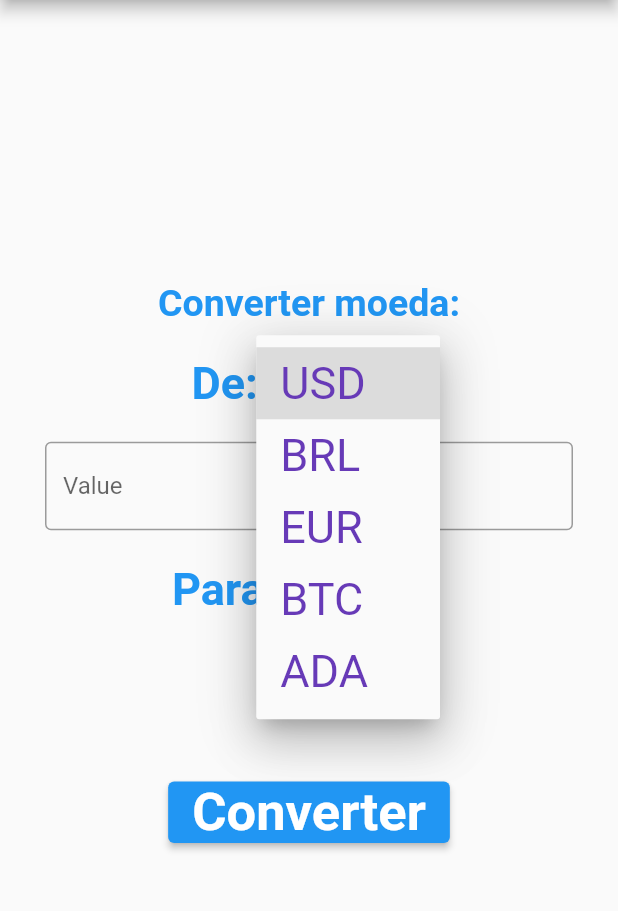
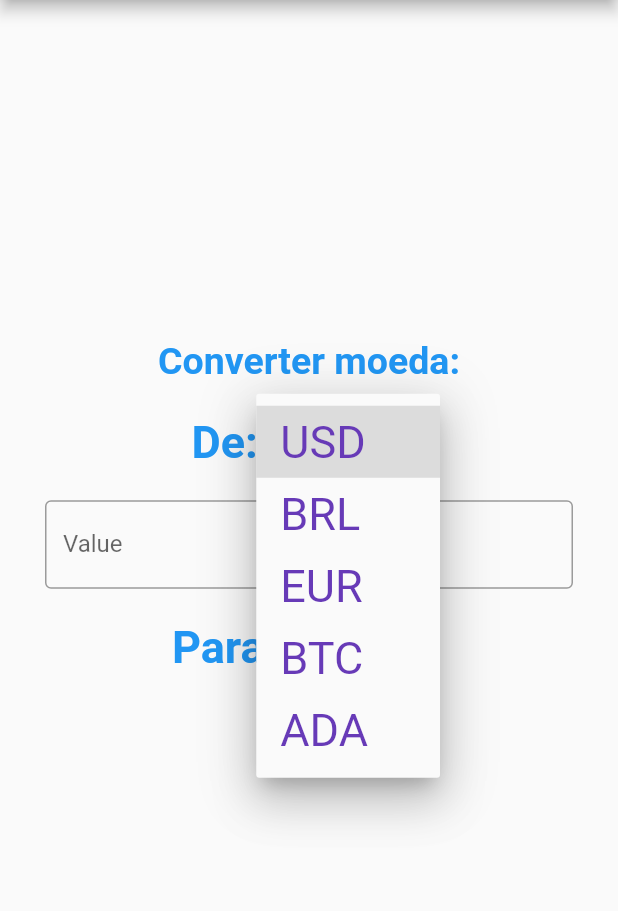
Before and after one commit to JN513/conversor_de_moedas, a Flutter app: the screen it shows after launch, after a tap on "USD", on a phone screen of 412 x 824 dp, the part 84-995 px from its top. Run offline on Flutter 3.47's test engine with Material 2 defaults, Android fonts, the phone set to English and light mode, and no system bars; network calls fail.

Commit message:
Refatorando codigo da home, add valor inicial, removendo botão converter, arrumando logica de obtenção de cotação

```diff
--- a/lib/pages/home.dart
+++ b/lib/pages/home.dart
@@ -11,22 +11,28 @@ class HomePage extends StatefulWidget {
 
 class _HomePageState extends State<HomePage> {
 
-  final TextEditingController _textController = new TextEditingController();
+  final TextEditingController _textController = TextEditingController();
   var from = "USD";
   var to = "BRL";
   var num = 0.0;
+  var cotation = 0.0;
 
-  Future<void> convert(String? value) async{
+  void convert(String? value)   {
     double qtd = double.parse(value!);
-    var valor = await getCurrentCotation(from, to);
 
     setState((){
-      num = qtd * valor;
+      num = qtd * cotation;
     });
+  }
+
+  Future<void> updateCotation() async {
+    cotation = await getCurrentCotation(from, to);
   }
 
   void setToCoin(String? value){
     _textController.clear();
+
+    updateCotation();
 
     setState((){
       to = value!;
@@ -34,8 +40,10 @@ class _HomePageState extends State<HomePage> {
     });
   }
 
-  void setFromCoin(String? value){
+  void setFromCoin(String? value) {
     _textController.clear();
+
+    updateCotation();
 
     setState((){
       from = value!;
@@ -48,10 +56,21 @@ class _HomePageState extends State<HomePage> {
   }
 
   @override
+  void initState(){
+    super.initState();
+
+    updateCotation();
+
+    setState((){
+      num = 0.0;
+    });
+  }
+
+  @override
   Widget build(BuildContext context) {
     return Scaffold(
       appBar: AppBar(
-        title: Text("Conversor de moedas."),
+        title: const Text("Conversor de moedas."),
       ),
       drawer: Header(context),
       body: Center(
@@ -70,7 +89,7 @@ class _HomePageState extends State<HomePage> {
             // Moeda a se converter
 
             Padding(
-              padding: EdgeInsets.fromLTRB(0, 15, 0, 15),
+              padding: const EdgeInsets.fromLTRB(0, 15, 0, 15),
               child: Row(
                   mainAxisAlignment: MainAxisAlignment.center,
                   children: <Widget>[
@@ -83,7 +102,7 @@ class _HomePageState extends State<HomePage> {
                       ),
                     ),
                     Padding(
-                      padding: EdgeInsets.fromLTRB(15.0, 0, 15.0, 0),
+                      padding: const EdgeInsets.fromLTRB(15.0, 0, 15.0, 0),
                       child: DropdownButton<String>(
                         value: from,
                         icon: const Icon(Icons.arrow_downward),
@@ -117,15 +136,15 @@ class _HomePageState extends State<HomePage> {
             // Valor a se inserir
 
             Padding(
-              padding: EdgeInsets.fromLTRB(30, 0, 30, 0),
+              padding: const EdgeInsets.fromLTRB(30, 0, 30, 0),
               child: TextField(
                 controller: _textController,
-                onSubmitted: (String? value){
+                onChanged: (String? value){
                     convert(value);
                 },
                 keyboardType: TextInputType.number,
                 obscureText: false,
-                decoration: InputDecoration(
+                decoration: const InputDecoration(
                   border: OutlineInputBorder(),
                   labelText: 'Value',
                 ),
@@ -135,7 +154,7 @@ class _HomePageState extends State<HomePage> {
             // Moeda para qual sera convertido
 
             Padding(
-              padding: EdgeInsets.fromLTRB(0, 15, 0, 15),
+              padding: const EdgeInsets.fromLTRB(0, 15, 0, 15),
               child: Row(
                   mainAxisAlignment: MainAxisAlignment.center,
                   children: <Widget>[
@@ -148,7 +167,7 @@ class _HomePageState extends State<HomePage> {
                       ),
                     ),
                     Padding(
-                      padding: EdgeInsets.fromLTRB(15.0, 0, 15.0, 0),
+                      padding: const EdgeInsets.fromLTRB(15.0, 0, 15.0, 0),
                       child: DropdownButton<String>(
                         value: to,
                         icon: const Icon(Icons.arrow_downward),
@@ -180,28 +199,14 @@ class _HomePageState extends State<HomePage> {
             ),
 
             Padding(
-              padding: EdgeInsets.fromLTRB(30, 15, 30, 15),
+              padding: const EdgeInsets.fromLTRB(30, 15, 30, 15),
               child: Text(
-                "$num",
-                style: TextStyle(
+                "${num.toStringAsFixed(2)}",
+                style: const TextStyle(
                     fontSize: 35,
                     color: Colors.blue,
                     fontWeight: FontWeight.bold
                 ),
-              ),
-            ),
-            Padding(
-              padding: EdgeInsets.fromLTRB(30, 15, 30, 15),
-              child: ElevatedButton(
-                child: Text(
-                  "Converter",
-                  style: TextStyle(
-                      fontSize: 35,
-                      color: Colors.white,
-                      fontWeight: FontWeight.bold
-                  ),
-                ),
-                onPressed: buttonEvent,//evento do botão
               ),
             ),
           ],
--- a/lib/utils/constants.dart
+++ b/lib/utils/constants.dart
@@ -1,4 +1,6 @@
-const url = "http://192.168.0.108:8000/api/get_finances";
+import 'package:flutter/material.dart';
+
+const url = "https://utily.herokuapp.com/api/get_finances";
 var coins = <String>[
   "USD",
   "BRL",
```
